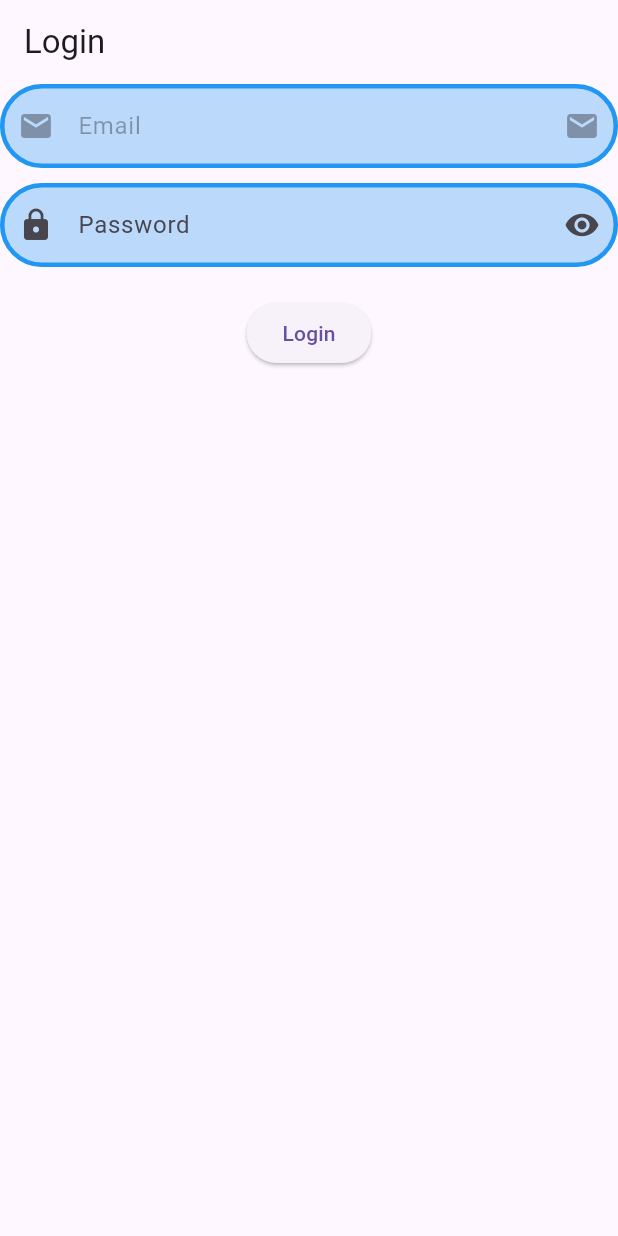
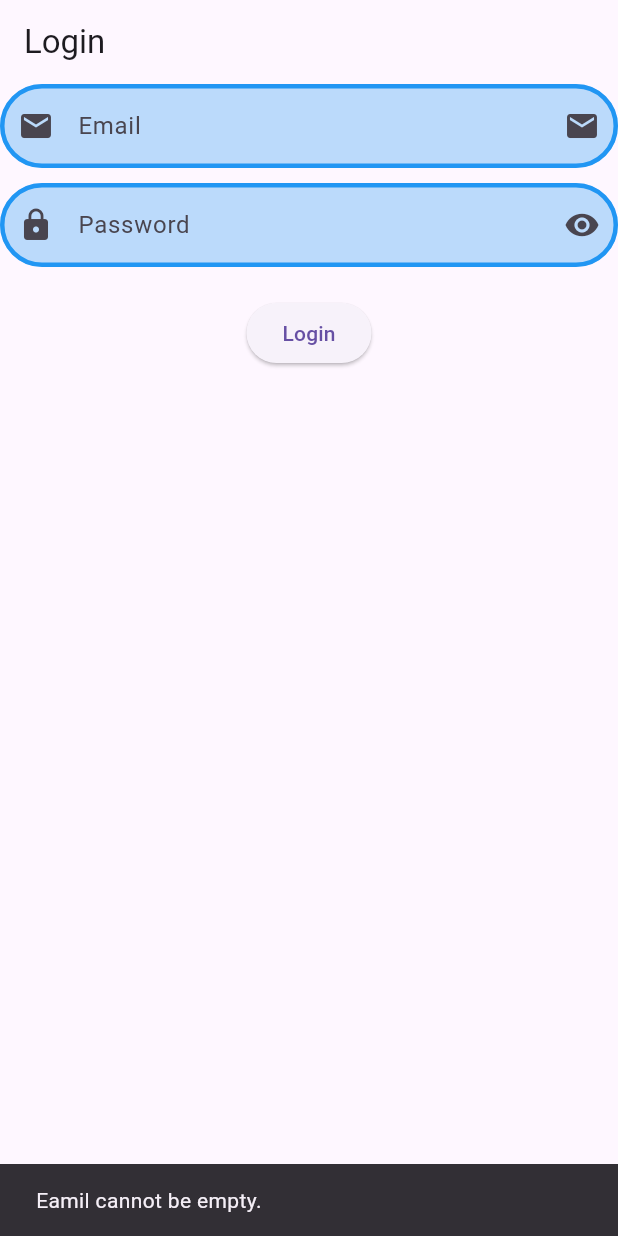
Before and after one commit to MuhammadAliKust/Flutter-B17, a Flutter app: the screen it shows after launch, after a tap on "Login", on a phone screen of 412 x 824 dp. Run offline on Flutter 3.47's test engine with Material 3 defaults, Android fonts, the light colour scheme and no system bars; our stand-ins replace string_validator.

Commit message:
Validation Done

```diff
--- a/lib/login.dart
+++ b/lib/login.dart
@@ -1,7 +1,10 @@
 import 'package:flutter/material.dart';
+import 'package:string_validator/string_validator.dart';
+class LoginView extends StatelessWidget {
+  LoginView({super.key});
 
-class LoginView extends StatelessWidget {
-  const LoginView({super.key});
+  TextEditingController emailController = TextEditingController();
+  TextEditingController pwdController = TextEditingController();
 
   @override
   Widget build(BuildContext context) {
@@ -12,7 +15,8 @@ class LoginView extends StatelessWidget {
       body: Column(
         children: [
           TextField(
-            enabled: false,
+            controller: emailController,
+            // enabled: false,
             maxLines: 1,
             decoration: InputDecoration(
               label: Text("Email"),
@@ -36,7 +40,8 @@ class LoginView extends StatelessWidget {
           ),
           TextField(
             maxLines: 1,
-            obscureText: true,
+            controller: pwdController,
+            // obscureText: true,
             decoration: InputDecoration(
               label: Text("Password"),
               hintText: 'Password must be 6 or more characters',
@@ -57,7 +62,31 @@ class LoginView extends StatelessWidget {
           SizedBox(
             height: 20,
           ),
-          ElevatedButton(onPressed: () {}, child: Text("Login"))
+          ElevatedButton(
+              onPressed: () {
+                if (emailController.text.isEmpty) {
+                  ScaffoldMessenger.of(context).showSnackBar(
+                      SnackBar(content: Text("Eamil cannot be empty.")));
+                  return;
+                }
+                if(!emailController.text.isEmail){
+                  ScaffoldMessenger.of(context).showSnackBar(
+                      SnackBar(content: Text("Kindly enter valid email.")));
+                  return;
+
+                }
+                if (pwdController.text.isEmpty) {
+                  ScaffoldMessenger.of(context).showSnackBar(
+                      SnackBar(content: Text("Password cannot be empty.")));
+                  return;
+                }
+                if (pwdController.text.length < 6) {
+                  ScaffoldMessenger.of(context).showSnackBar(
+                      SnackBar(content: Text("Password must be 6 or more characters.")));
+                  return;
+                }
+              },
+              child: Text("Login"))
         ],
       ),
     );
--- a/pubspec.yaml
+++ b/pubspec.yaml
@@ -35,6 +35,7 @@ dependencies:
   # The following adds the Cupertino Icons font to your application.
   # Use with the CupertinoIcons class for iOS style icons.
   cupertino_icons: ^1.0.8
+  string_validator: ^1.1.0
 
 dev_dependencies:
   flutter_test:
```
Also changed, not shown: pubspec.lock.
